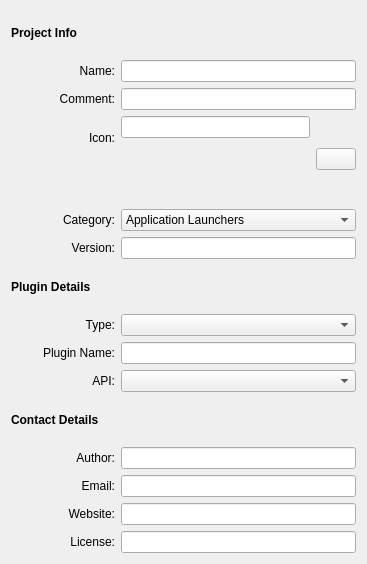
Above: editors/metadata/metadata.ui from KDE/plasma-sdk before the change. Below: the same form after it.
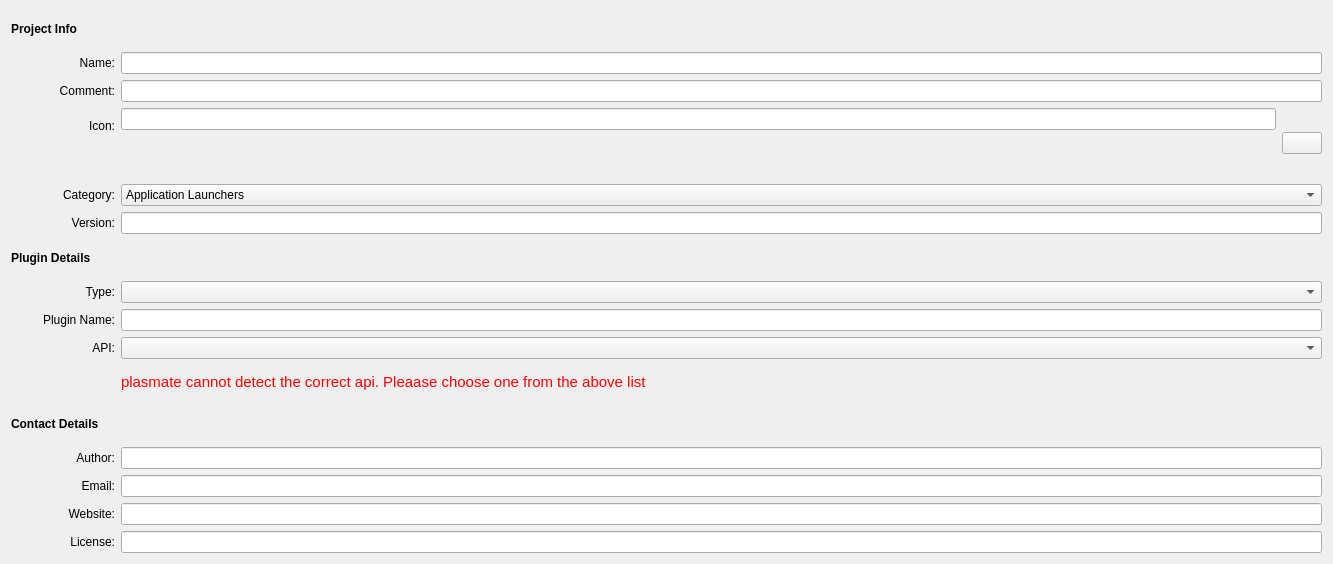
That is the form after the change. Custom widgets are drawn as their Qt base class.

Commit message: Metadata is now able to detect the correct api

```diff
--- a/editors/metadata/metadata.ui
+++ b/editors/metadata/metadata.ui
@@ -6,7 +6,7 @@
    <rect>
     <x>0</x>
     <y>0</y>
-    <width>367</width>
+    <width>1333</width>
     <height>564</height>
    </rect>
   </property>
@@ -301,20 +301,7 @@
    <item row="10" column="1">
     <widget class="KComboBox" name="api_combo"/>
    </item>
-   <item row="11" column="0" colspan="2">
-    <widget class="QLabel" name="label_15">
-     <property name="font">
-      <font>
-       <weight>75</weight>
-       <bold>true</bold>
-      </font>
-     </property>
-     <property name="text">
-      <string>Contact Details</string>
-     </property>
-    </widget>
-   </item>
-   <item row="12" column="0">
+   <item row="13" column="0">
     <widget class="QLabel" name="label_8">
      <property name="text">
       <string>Author:</string>
@@ -324,7 +311,7 @@
      </property>
     </widget>
    </item>
-   <item row="12" column="1">
+   <item row="13" column="1">
     <widget class="KLineEdit" name="author_edit">
      <property name="sizePolicy">
       <sizepolicy hsizetype="Expanding" vsizetype="Fixed">
@@ -334,7 +321,7 @@
      </property>
     </widget>
    </item>
-   <item row="13" column="0">
+   <item row="14" column="0">
     <widget class="QLabel" name="label_9">
      <property name="text">
       <string>Email:</string>
@@ -344,7 +331,7 @@
      </property>
     </widget>
    </item>
-   <item row="13" column="1">
+   <item row="14" column="1">
     <widget class="KLineEdit" name="email_edit">
      <property name="sizePolicy">
       <sizepolicy hsizetype="Expanding" vsizetype="Fixed">
@@ -354,7 +341,7 @@
      </property>
     </widget>
    </item>
-   <item row="14" column="0">
+   <item row="15" column="0">
     <widget class="QLabel" name="label_7">
      <property name="text">
       <string>Website:</string>
@@ -364,7 +351,7 @@
      </property>
     </widget>
    </item>
-   <item row="14" column="1">
+   <item row="15" column="1">
     <widget class="KLineEdit" name="website_edit">
      <property name="sizePolicy">
       <sizepolicy hsizetype="Expanding" vsizetype="Fixed">
@@ -374,7 +361,7 @@
      </property>
     </widget>
    </item>
-   <item row="15" column="0">
+   <item row="16" column="0">
     <widget class="QLabel" name="label_11">
      <property name="text">
       <string>License:</string>
@@ -384,7 +371,7 @@
      </property>
     </widget>
    </item>
-   <item row="15" column="1">
+   <item row="16" column="1">
     <widget class="KLineEdit" name="license_edit">
      <property name="sizePolicy">
       <sizepolicy hsizetype="Expanding" vsizetype="Fixed">
@@ -394,6 +381,39 @@
      </property>
     </widget>
    </item>
+   <item row="11" column="1">
+    <widget class="QLabel" name="label_16">
+     <property name="enabled">
+      <bool>true</bool>
+     </property>
+     <property name="text">
+      <string>&lt;!DOCTYPE HTML PUBLIC &quot;-//W3C//DTD HTML 4.0//EN&quot; &quot;http://www.w3.org/TR/REC-html40/strict.dtd&quot;&gt;
+&lt;html&gt;&lt;head&gt;&lt;meta name=&quot;qrichtext&quot; content=&quot;1&quot; /&gt;&lt;style type=&quot;text/css&quot;&gt;
+p, li { white-space: pre-wrap; }
+&lt;/style&gt;&lt;/head&gt;&lt;body style=&quot; font-family:'Sans Serif'; font-size:9pt; font-weight:400; font-style:normal;&quot;&gt;
+&lt;p style=&quot; margin-top:0px; margin-bottom:0px; margin-left:0px; margin-right:0px; -qt-block-indent:0; text-indent:0px;&quot;&gt;&lt;span style=&quot; font-size:11pt; color:#ff0000;&quot;&gt;plasmate cannot detect the correct api. Pleaase choose one from the above list&lt;/span&gt;&lt;/p&gt;&lt;/body&gt;&lt;/html&gt;</string>
+     </property>
+     <property name="alignment">
+      <set>Qt::AlignLeading|Qt::AlignLeft|Qt::AlignVCenter</set>
+     </property>
+    </widget>
+   </item>
+   <item row="12" column="0" colspan="2">
+    <widget class="QLabel" name="label_15">
+     <property name="font">
+      <font>
+       <weight>75</weight>
+       <bold>true</bold>
+      </font>
+     </property>
+     <property name="layoutDirection">
+      <enum>Qt::LeftToRight</enum>
+     </property>
+     <property name="text">
+      <string>Contact Details</string>
+     </property>
+    </widget>
+   </item>
   </layout>
  </widget>
  <customwidgets>
@@ -402,16 +422,16 @@
    <extends>QPushButton</extends>
    <header>kicondialog.h</header>
   </customwidget>
-  <customwidget>
-   <class>KLineEdit</class>
-   <extends>QLineEdit</extends>
-   <header>klineedit.h</header>
-  </customwidget>
   <customwidget>
    <class>KComboBox</class>
    <extends>QComboBox</extends>
    <header>kcombobox.h</header>
   </customwidget>
+  <customwidget>
+   <class>KLineEdit</class>
+   <extends>QLineEdit</extends>
+   <header>klineedit.h</header>
+  </customwidget>
  </customwidgets>
  <resources/>
  <connections/>
```
The commit also changes 6 other files.
